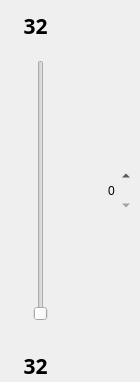
Old version of the form uiFiles/ui_mine_num_bar.ui in the repository ljzloser/Solvable-Minesweeper.
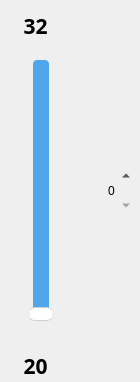
New version of the form.

Commit message: chore：魔数改枚举体，研究模式控制器美观的滑动条

What changed in the file:
```diff
--- a/uiFiles/ui_mine_num_bar.ui
+++ b/uiFiles/ui_mine_num_bar.ui
@@ -44,9 +44,52 @@
     </rect>
    </property>
    <property name="styleSheet">
-    <string notr="true">QSlider {
-    padding: 2px;
-    height: 40px;
+    <string notr="true">QSlider::groove:vertical {
+    border: 0px solid #bbbbbb;
+    background-color: #50A6EA;
+    border-radius: 4px;
+    width: 16px;
+}
+
+QSlider::handle:vertical {
+    background: #ffffff;
+    border: 1px solid rgb(207,207,207);
+    height: 12px;
+    margin: 0 -5px;
+    border-radius: 7px;
+}
+
+/* 已滑过的部分（下方 → 滑块位置） */
+QSlider::sub-page:vertical {
+    background: qlineargradient(
+        spread:pad,
+        x1:0, y1:0,
+        x2:0, y2:1,
+        stop:0 #ddd5d5,
+        stop:0.5 #dad3d3,
+        stop:1 #ddd5d5
+    );
+    border-radius: 4px;
+}
+
+/* 未滑过的部分（滑块位置 → 顶部） */
+QSlider::add-page:vertical {
+    background: qlineargradient(
+        spread:pad,
+        x1:0, y1:1,
+        x2:0, y2:0,
+        stop:0 #50A6EA,
+        stop:0.5 #87C1F1,
+        stop:1 #50A6EA
+    );
+    
+    border-radius: 4px;
+}
+
+/* 禁用态 */
+QSlider::add-page:vertical:disabled,
+QSlider::sub-page:vertical:disabled {
+    background: #b9b9b9;
 }
 </string>
    </property>
@@ -81,7 +124,7 @@
     <enum>Qt::PreventContextMenu</enum>
    </property>
    <property name="text">
-    <string notr="true">32</string>
+    <string notr="true">20</string>
    </property>
    <property name="alignment">
     <set>Qt::AlignCenter</set>
```
The commit also changes 2 other files.
